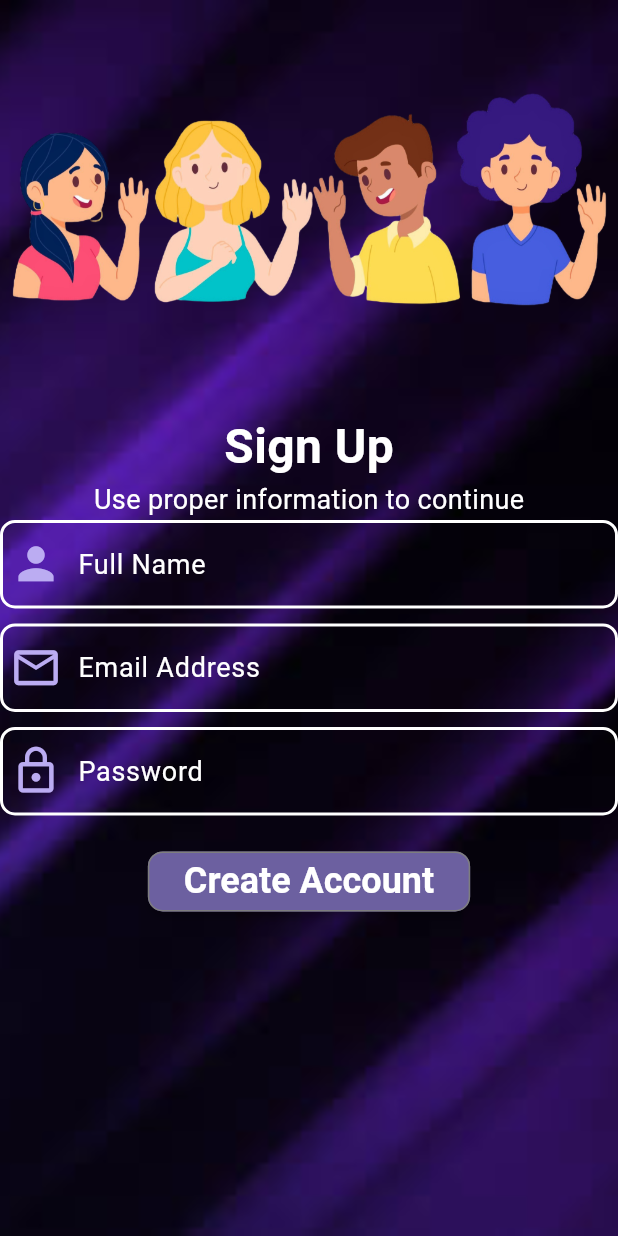
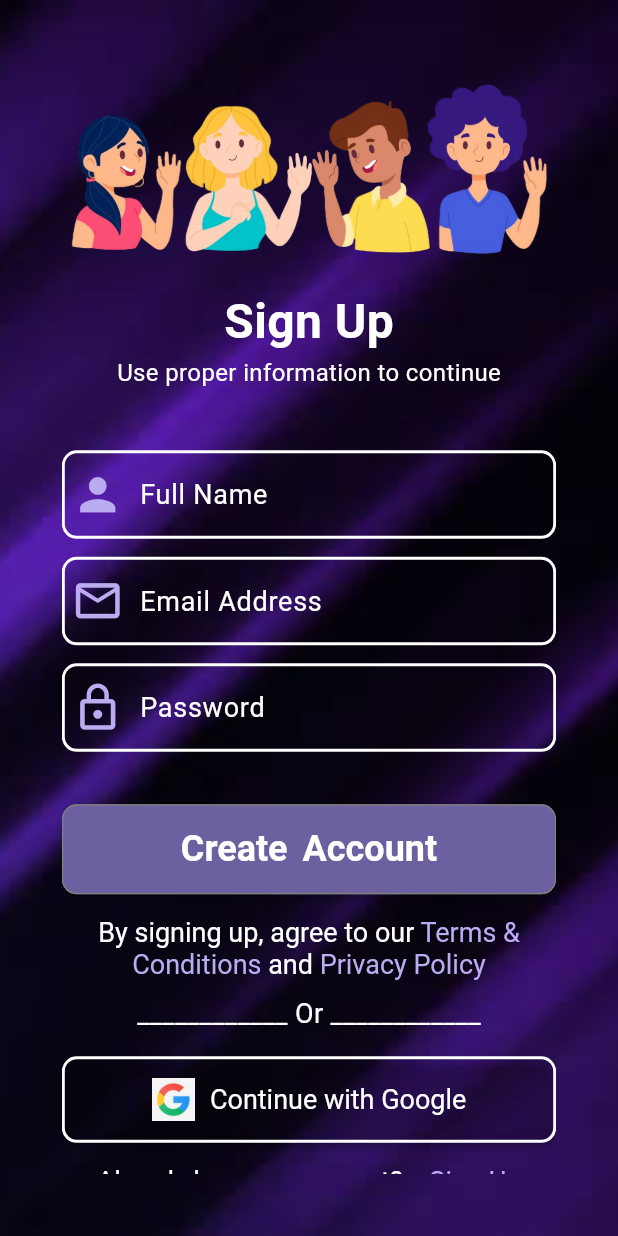
Before and after one commit to CSI-Trainee-2024/Team2_hola_app, a Flutter app: the screen it shows after launch, on a phone screen of 412 x 824 dp. Run offline on Flutter 3.47's test engine with Material 3 defaults, Android fonts, the phone set to English and light mode, and no system bars; our stand-ins replace font_awesome_flutter, google_fonts.

Commit message:
added all the components with modified design

```diff
--- a/lib/loginScreens/background.dart
+++ b/lib/loginScreens/background.dart
@@ -9,6 +9,10 @@ class background extends StatelessWidget {
     return Container(
       width: double.infinity,
       height: double.infinity,
+      padding: EdgeInsets.symmetric(
+        horizontal: MediaQuery.sizeOf(context).width * 0.1,
+        vertical: MediaQuery.sizeOf(context).height * 0.05,
+      ),
       decoration: const BoxDecoration(
         image: DecorationImage(
           image: AssetImage('assets/images/background.png'),
--- a/lib/loginScreens/customInput1.dart
+++ b/lib/loginScreens/customInput1.dart
@@ -7,6 +7,7 @@ class inputField1 extends StatelessWidget {
   final Icon? prefixIcon;
   final Icon? suffixIcon;
   final String? Function(String?)? validators;
+  final TextInputType? keyInputType;
   const inputField1(
       {super.key,
       required this.controller1,
@@ -14,7 +15,8 @@ class inputField1 extends StatelessWidget {
       required this.obscureText,
       this.prefixIcon,
       this.suffixIcon,
-      required this.validators
+      required this.validators,
+      this.keyInputType
       });
 
   @override
@@ -23,6 +25,7 @@ class inputField1 extends StatelessWidget {
       controller: controller1,
       obscureText: obscureText,
       validator: validators,
+      keyboardType: keyInputType,
       decoration: InputDecoration(
         hintText: hintText,
         prefixIcon: prefixIcon,
--- /dev/null
+++ b/lib/loginScreens/loginWithGoogle.dart
@@ -0,0 +1,39 @@
+import 'package:flutter/material.dart';
+import 'package:font_awesome_flutter/font_awesome_flutter.dart';
+import 'package:hola_app/themes/colors.dart';
+import 'package:hola_app/themes/customTheme/textTheme.dart';
+
+class googleLogin extends StatelessWidget {
+  const googleLogin({super.key});
+
+  @override
+  Widget build(BuildContext context) {
+    return ElevatedButton(
+        onPressed: () {},
+        style: ButtonStyle(
+            backgroundColor: WidgetStateColor.transparent,
+            shape: WidgetStatePropertyAll(RoundedRectangleBorder(
+                borderRadius: BorderRadius.circular(10),
+                side: const BorderSide(width: 2, color: colors.whiteColor)))),
+        child: Row(
+          mainAxisAlignment: MainAxisAlignment.center,
+          children: [
+            SizedBox(
+                width: MediaQuery.sizeOf(context).width * 0.07,
+                height: MediaQuery.sizeOf(context).height * 0.07,
+                child: Image.asset('assets/images/google.png')),
+            // const FaIcon(
+            //   FontAwesomeIcons.google,
+            //   color: Color.fromARGB(255, 249, 144, 109),
+            // ),
+            SizedBox(
+              width: 10,
+            ),
+            Text(
+              'Continue with Google',
+              style: textTheme.apptextTheme.bodyLarge,
+            )
+          ],
+        ));
+  }
+}
--- a/lib/loginScreens/register.dart
+++ b/lib/loginScreens/register.dart
@@ -1,6 +1,8 @@
 import 'package:flutter/material.dart';
 import 'package:hola_app/loginScreens/background.dart';
 import 'package:hola_app/loginScreens/customInput1.dart';
+import 'package:hola_app/loginScreens/loginWithGoogle.dart';
+import 'package:hola_app/loginScreens/textData.dart';
 import 'package:hola_app/loginScreens/validators.dart';
 import 'package:hola_app/themes/customTheme/textTheme.dart';
 
@@ -26,15 +28,25 @@ class _registorScreenState extends State<registorScreen> {
           child: SingleChildScrollView(
             child: Column(
               crossAxisAlignment: CrossAxisAlignment.center,
+              mainAxisAlignment: MainAxisAlignment.spaceEvenly,
               children: [
-                Image.asset('assets/images/register.png'),
+                Container(
+                  width: double.infinity,
+                  height: 150,
+                  decoration: const BoxDecoration(
+                      image: DecorationImage(
+                          fit: BoxFit.cover,
+                          image: AssetImage(
+                            'assets/images/register.png',
+                          ))),
+                ),
                 Text(
                   'Sign Up',
                   style: textTheme.apptextTheme.headlineLarge,
                 ),
-                Text(
-                  'Use proper information to continue',
-                  style: textTheme.apptextTheme.bodyLarge,
+                signUpHeading(),
+                const SizedBox(
+                  height: 40,
                 ),
                 inputField1(
                     controller1: fullNameController,
@@ -46,7 +58,7 @@ class _registorScreenState extends State<registorScreen> {
                     ),
                     obscureText: false),
                 const SizedBox(
-                  height: 10,
+                  height: 12,
                 ),
                 inputField1(
                     controller1: emailController,
@@ -58,7 +70,7 @@ class _registorScreenState extends State<registorScreen> {
                     ),
                     obscureText: false),
                 const SizedBox(
-                  height: 10,
+                  height: 12,
                 ),
                 inputField1(
                     controller1: passwordController,
@@ -70,7 +82,7 @@ class _registorScreenState extends State<registorScreen> {
                     ),
                     obscureText: true),
                 const SizedBox(
-                  height: 20,
+                  height: 35,
                 ),
                 ElevatedButton(
                     onPressed: () {
@@ -79,12 +91,46 @@ class _registorScreenState extends State<registorScreen> {
                             const SnackBar(
                                 content: Text('Registration Successful')));
                       } else {
-                        ScaffoldMessenger.of(context).showSnackBar(SnackBar(
-                            content: const Text(
-                                'Please resolve the error in the form')));
+                        ScaffoldMessenger.of(context).showSnackBar(
+                            SnackBar(content: Text(errorResolve())));
                       }
                     },
-                    child: Text('Create Account'))
+                    child: const Row(
+                      mainAxisAlignment: MainAxisAlignment.center,
+                      children: [
+                        Text('Create'),
+                        SizedBox(
+                          width: 10,
+                          height: 60,
+                        ),
+                        Text('Account')
+                      ],
+                    )),
+                const SizedBox(
+                  height: 15,
+                ),
+                RichText(
+                  text: privacySpan(),
+                  textAlign: TextAlign.center,
+                ),
+                const SizedBox(
+                  height: 10,
+                ),
+                Text(
+                  orData(),
+                  style: textTheme.apptextTheme.bodyLarge,
+                ),
+                const SizedBox(
+                  height: 15,
+                ),
+                const googleLogin(),
+                const SizedBox(
+                  height: 15,
+                ),
+                RichText(
+                  text: haveAccount(),
+                  textAlign: TextAlign.center,
+                )
               ],
             ),
           ),
--- /dev/null
+++ b/lib/loginScreens/textData.dart
@@ -0,0 +1,40 @@
+import 'package:flutter/material.dart';
+import 'package:hola_app/themes/customTheme/textTheme.dart';
+
+Text signUpHeading() {
+  return Text(
+    'Use proper information to continue',
+    style: textTheme.apptextTheme.bodySmall,
+  );
+}
+
+String errorResolve() {
+  return 'Please resolve the error in the form';
+}
+
+String orData() {
+  return '____________ Or ____________';
+}
+
+TextSpan privacySpan() {
+  return TextSpan(
+      text: 'By signing up, agree to our',
+      style: textTheme.apptextTheme.bodyLarge,
+      children: <TextSpan>[
+        TextSpan(
+            text: ' Terms & Conditions',
+            style: textTheme.apptextTheme.bodyMedium),
+        TextSpan(text: ' and ', style: textTheme.apptextTheme.bodyLarge),
+        TextSpan(
+            text: 'Privacy Policy', style: textTheme.apptextTheme.bodyMedium)
+      ]);
+}
+
+TextSpan haveAccount() {
+  return TextSpan(
+      text: 'Already have an account?',
+      style: textTheme.apptextTheme.bodyLarge,
+      children: [
+        TextSpan(text: '    Sign Up', style: textTheme.apptextTheme.bodyMedium)
+      ]);
+}
--- a/lib/themes/colors.dart
+++ b/lib/themes/colors.dart
@@ -9,4 +9,6 @@ class colors {
   static const Color buttonColor = Color(0xff6C60A0);
   static const Color borderColor = Color(0xff7E7E7E);
   static const Color redColor = Colors.red;
+  static const Color transparent = Colors.transparent;
+ // static const LinearGradient iconGradient = LinearGradient(colors: [Color(0xffE33629),Color(0xffF8BD00),Color(0xff319F43),Color(0xff587DBD)]);
 }
--- a/pubspec.yaml
+++ b/pubspec.yaml
@@ -36,6 +36,7 @@ dependencies:
   # Use with the CupertinoIcons class for iOS style icons.
   cupertino_icons: ^1.0.6
   google_fonts: ^6.2.1
+  font_awesome_flutter: ^10.8.0
 
 dev_dependencies:
   flutter_test:
```
Also changed, not shown: assets/images/google.png (added), pubspec.lock.
